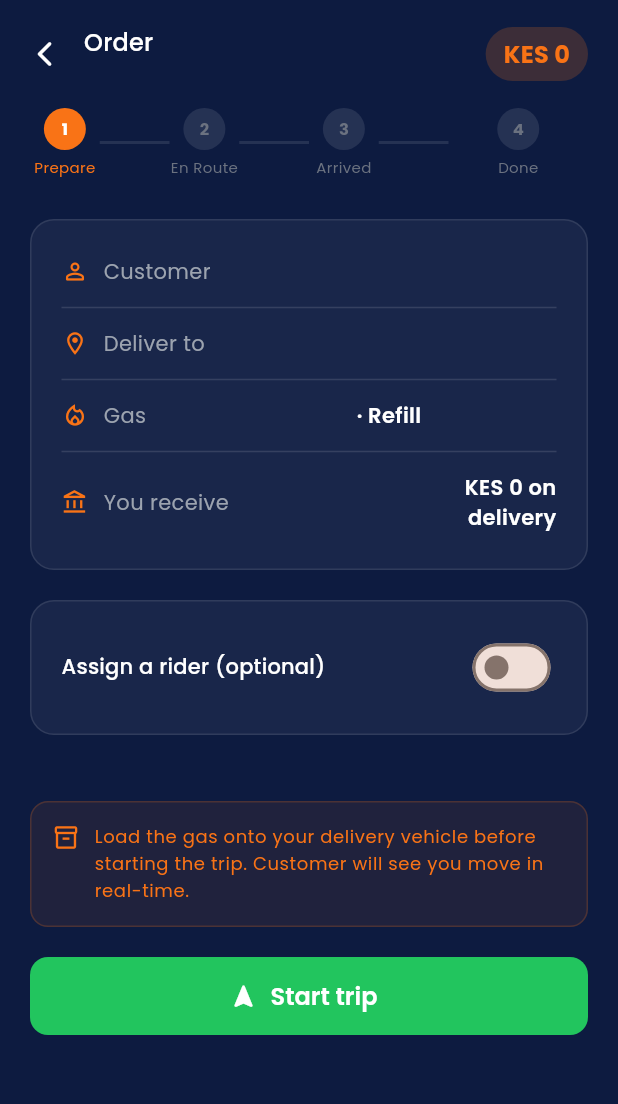
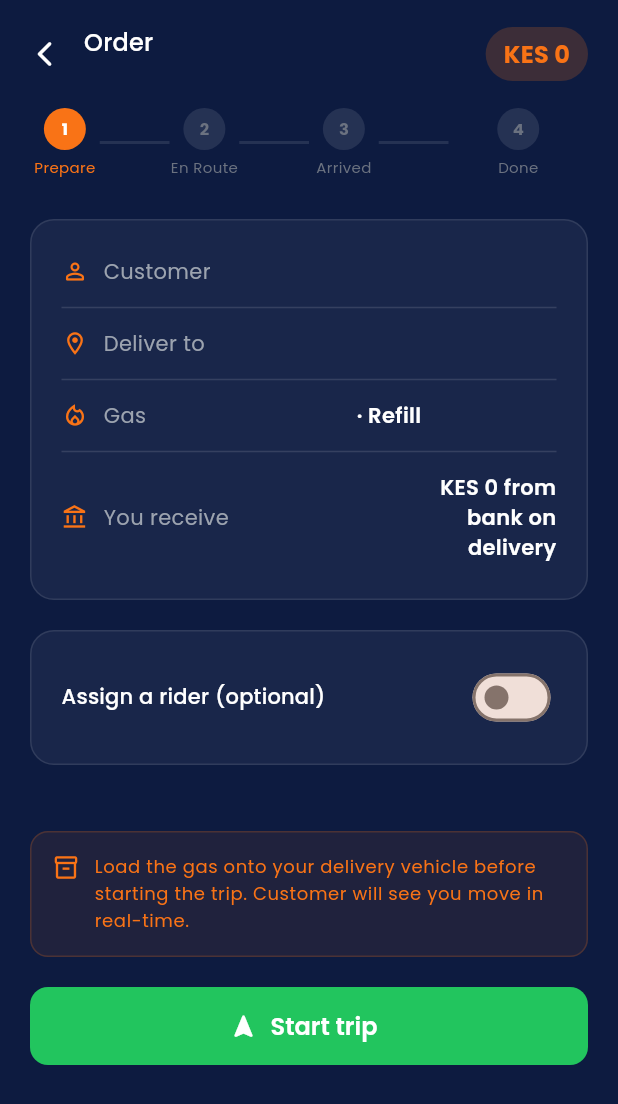
Before and after one commit to xadaka19/mobigas, a Flutter app: the VendorOrderScreen screen opened directly with empty values, on a phone screen of 412 x 824 dp. Shown: the top 1104 px of the screen. Run offline on Flutter 3.47's test engine with Material 3 defaults, Android fonts, the phone set to English and light mode, and no system bars; our stand-ins replace cloud_firestore, device_info_plus, dio, firebase_auth, firebase_core, firebase_messaging and 15 more; missing offline and left inert: firebase_app_check, safe_device; accounts and stored records are empty.

Commit message:
New update

```diff
--- a/lib/features/vendor/screens/vendor_home_screen.dart
+++ b/lib/features/vendor/screens/vendor_home_screen.dart
@@ -1149,11 +1149,11 @@ class _VendorHomeScreenState extends State<VendorHomeScreen> {
             const SizedBox(height: 12),
             if (monthsOnPlatform < 3)
               _eligibilityBar('Months on platform',
-                  monthsOnPlatform, 3, '\$monthsOnPlatform/3 months'),
+                  monthsOnPlatform, 3, '$monthsOnPlatform/3 months'),
             const SizedBox(height: 6),
             if (totalDeliveries < 30)
               _eligibilityBar('Total deliveries',
-                  totalDeliveries, 30, '\$totalDeliveries/30 deliveries'),
+                  totalDeliveries, 30, '$totalDeliveries/30 deliveries'),
           ],
           const SizedBox(height: 12),
           ElevatedButton(
--- a/lib/features/vendor/screens/vendor_login_screen.dart
+++ b/lib/features/vendor/screens/vendor_login_screen.dart
@@ -76,7 +76,7 @@ class _VendorLoginScreenState extends State<VendorLoginScreen> {
               ),
               const SizedBox(height: 8),
               Text(
-                'Deliver gas. Get paid instantly.',
+                'Deliver gas. Get paid on every order.',
                 style: Theme.of(context).textTheme.bodyLarge?.copyWith(
                       color: AppColors.gray400,
                     ),
@@ -84,13 +84,13 @@ class _VendorLoginScreenState extends State<VendorLoginScreen> {
               const Spacer(),
               // Value props
               _valueProp(Icons.payments_rounded,
-                  'Get paid to M-Pesa instantly on every delivery'),
+                  'Get paid on every delivery — M-Pesa or cash'),
               const SizedBox(height: 12),
               _valueProp(Icons.people_outline_rounded,
                   'New customers delivered to you'),
               const SizedBox(height: 12),
               _valueProp(Icons.shield_outlined,
-                  'Bank pays you in seconds — you never wait'),
+                  'Credit orders: the bank pays you in seconds'),
               const Spacer(),
               // Google Sign-In button
               _isLoading
--- a/lib/features/vendor/screens/vendor_order_screen.dart
+++ b/lib/features/vendor/screens/vendor_order_screen.dart
@@ -5,6 +5,7 @@ import 'package:pin_code_fields/pin_code_fields.dart';
 import 'package:mobigas/core/services/screen_security_service.dart';
 import 'package:mobigas/core/theme/app_theme.dart';
 import 'package:mobigas/core/services/firebase_service.dart';
+import 'package:mobigas/core/services/firestore_service.dart';
 import 'package:mobigas/core/services/location_service.dart';
 import 'package:mobigas/core/models/app_models.dart';
 import 'package:mobigas/core/services/api_service.dart';
@@ -29,6 +30,11 @@ class _VendorOrderScreenState extends State<VendorOrderScreen> {
   double? _vendorLng;
   double? _customerLat;
   double? _customerLng;
+
+  bool get _isCash => widget.order.paymentMethod == PaymentMethod.cash;
+  bool get _isRefill =>
+      widget.order.listing.productType == GasProductType.refill;
+  String get _amount => widget.order.listing.price.toStringAsFixed(0);
 
   @override
   void initState() {
@@ -126,13 +132,19 @@ class _VendorOrderScreenState extends State<VendorOrderScreen> {
     final data = snap.docs.first.data() as Map<String, dynamic>;
     if (pin == data['pin']) {
       await snap.docs.first.reference.update({
-        'status': OrderStatus.delivered.name,
         'deliveredAt': FieldValue.serverTimestamp(),
-        'updatedAt': FieldValue.serverTimestamp(),
       });
+      // Status change goes through the service — it also accrues the
+      // 1% customer-finder fee for CASH orders. Do not write the
+      // delivered status directly, or the fee is never charged.
+      await FirestoreService.updateOrderStatus(
+          widget.order.orderId, OrderStatus.delivered);
       LocationService.stopTracking();
-      // Notify backend — triggers bank payment to vendor
-      ApiService.notifyOrderDelivered(widget.order.orderId);
+      // Bank payment trigger — credit orders only; cash was paid
+      // by the customer at the door.
+      if (!_isCash) {
+        ApiService.notifyOrderDelivered(widget.order.orderId);
+      }
       setState(() {
         _step = _Step.confirmed;
         _isLoading = false;
@@ -211,7 +223,7 @@ class _VendorOrderScreenState extends State<VendorOrderScreen> {
               borderRadius: BorderRadius.circular(20),
             ),
             child: Text(
-              'KES ${widget.order.bankDisbursementAmount.toStringAsFixed(0)}',
+              _isCash ? 'KES $_amount 💵' : 'KES $_amount',
               style: Theme.of(context).textTheme.titleMedium?.copyWith(
                     color: AppColors.orange,
                     fontWeight: FontWeight.w700,
@@ -323,9 +335,20 @@ class _VendorOrderScreenState extends State<VendorOrderScreen> {
           _row(Icons.local_fire_department_outlined, 'Gas',
               '${widget.order.listing.size} · ${widget.order.listing.productType.label}'),
           _divider(),
-          _row(Icons.account_balance_outlined, 'You receive',
-              'KES ${widget.order.bankDisbursementAmount.toStringAsFixed(0)} on delivery'),
+          _row(
+              _isCash
+                  ? Icons.payments_rounded
+                  : Icons.account_balance_outlined,
+              'You receive',
+              _isCash
+                  ? 'KES $_amount cash from customer'
+                  : 'KES $_amount from bank on delivery'),
         ])),
+        if (_isCash) ...[
+          const SizedBox(height: 16),
+          _infoBox(Icons.payments_rounded,
+              'CASH ORDER: collect KES $_amount from the customer (cash or M-Pesa to you) when you deliver — before they give you the PIN.'),
+        ],
         const SizedBox(height: 20),
         // Rider assignment
         _card(child: Column(
@@ -492,6 +515,11 @@ class _VendorOrderScreenState extends State<VendorOrderScreen> {
           _divider(),
           _row(Icons.local_fire_department_outlined, 'Delivering',
               widget.order.listing.size),
+          if (_isCash) ...[
+            _divider(),
+            _row(Icons.payments_rounded, 'Collect',
+                'KES $_amount cash / M-Pesa'),
+          ],
         ])),
         const SizedBox(height: 16),
         // Live map
@@ -553,8 +581,13 @@ class _VendorOrderScreenState extends State<VendorOrderScreen> {
               textAlign: TextAlign.center),
         ])),
         const SizedBox(height: 16),
-        _infoBox(Icons.swap_horiz_rounded,
-            'Collect the empty cylinder from customer before handing over the new gas.'),
+        if (_isCash)
+          _infoBox(Icons.payments_rounded,
+              'Collect KES $_amount from the customer NOW (cash or M-Pesa to you) — then ask for the PIN.'),
+        if (_isCash && _isRefill) const SizedBox(height: 12),
+        if (_isRefill)
+          _infoBox(Icons.swap_horiz_rounded,
+              'Collect the empty cylinder from customer before handing over the new gas.'),
         const SizedBox(height: 16),
         _card(child: Column(children: [
           const Icon(Icons.pin_outlined, color: AppColors.orange, size: 40),
@@ -601,8 +634,12 @@ class _VendorOrderScreenState extends State<VendorOrderScreen> {
             const CircularProgressIndicator(color: AppColors.orange),
           ],
           const SizedBox(height: 12),
-          _row(Icons.payments_rounded, 'You receive',
-              'KES ${widget.order.bankDisbursementAmount.toStringAsFixed(0)} after PIN confirmed'),
+          _row(
+              Icons.payments_rounded,
+              _isCash ? 'You collected' : 'You receive',
+              _isCash
+                  ? 'KES $_amount cash from customer'
+                  : 'KES $_amount after PIN confirmed'),
         ])),
       ],
     );
@@ -646,7 +683,7 @@ class _VendorOrderScreenState extends State<VendorOrderScreen> {
                 crossAxisAlignment: CrossAxisAlignment.start,
                 children: [
                   Text(
-                    'KES ${widget.order.bankDisbursementAmount.toStringAsFixed(0)}',
+                    'KES $_amount',
                     style: Theme.of(context)
                         .textTheme
                         .titleLarge
@@ -656,7 +693,10 @@ class _VendorOrderScreenState extends State<VendorOrderScreen> {
                           fontSize: 24,
                         ),
                   ),
-                  Text('Instantly sent to your M-Pesa by ${widget.order.partnerBankName}',
+                  Text(
+                      _isCash
+                          ? 'Collected in cash from the customer'
+                          : 'Instantly sent to your M-Pesa by ${widget.order.partnerBankName.isNotEmpty ? widget.order.partnerBankName : 'the partner bank'}',
                       style: Theme.of(context)
                           .textTheme
                           .bodySmall
```
